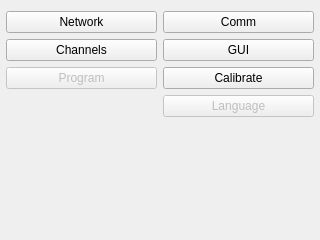
Old version of the form ui/SettingsWidget.ui in the repository kipr/botui.
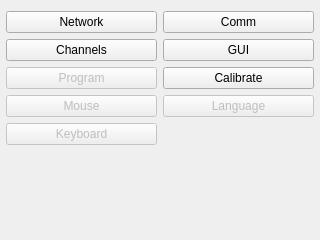
New version of the form. Icons and pictures are not drawn.

```diff
--- a/ui/SettingsWidget.ui
+++ b/ui/SettingsWidget.ui
@@ -63,6 +63,34 @@
          </property>
         </widget>
        </item>
+       <item>
+        <widget class="QPushButton" name="mouse">
+         <property name="enabled">
+          <bool>false</bool>
+         </property>
+         <property name="text">
+          <string>Mouse</string>
+         </property>
+         <property name="icon">
+          <iconset resource="../rc/icons.qrc">
+           <normaloff>:/icons/mouse.png</normaloff>:/icons/mouse.png</iconset>
+         </property>
+        </widget>
+       </item>
+       <item>
+        <widget class="QPushButton" name="keyboard">
+         <property name="enabled">
+          <bool>false</bool>
+         </property>
+         <property name="text">
+          <string>Keyboard</string>
+         </property>
+         <property name="icon">
+          <iconset resource="../rc/icons.qrc">
+           <normaloff>:/icons/keyboard.png</normaloff>:/icons/keyboard.png</iconset>
+         </property>
+        </widget>
+       </item>
        <item>
         <spacer name="verticalSpacer_2">
          <property name="orientation">
```
